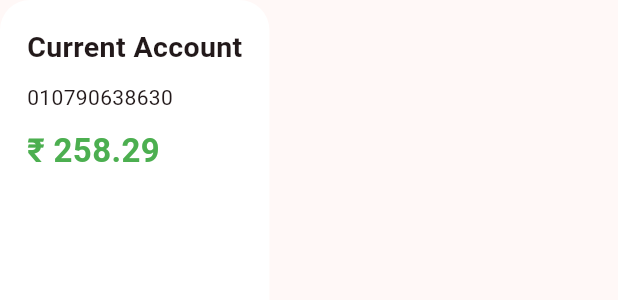
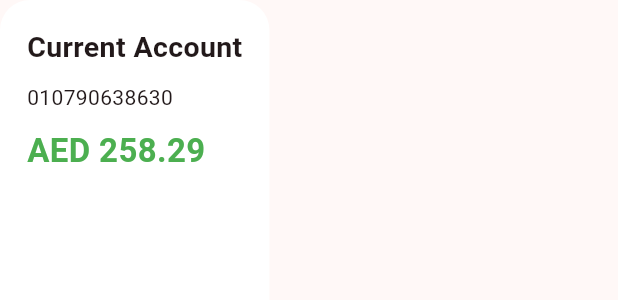
Before and after one commit to JayanthC0407/ProfinchMobileApplication_2.O, a Flutter app: the AccountCard widget shown alone on an empty page, opened directly with sample values from the repository, on a phone screen of 412 x 824 dp. Shown: the top 300 px of the screen. Run offline on Flutter 3.47's test engine with Material 3 defaults, Android fonts, the light colour scheme and no system bars; our stand-ins replace basic_utils, cookie_jar, dio, dio_cookie_manager, fl_chart, image_picker and 4 more; missing offline and left inert: dart:html, file_saver, pointycastle; accounts and stored records are empty; Roboto replaces fonts that are missing (SF Pro Display).

Commit message:
fetching currency from response

```diff
--- a/lib/core/utils/currency_formatter.dart
+++ b/lib/core/utils/currency_formatter.dart
@@ -0,0 +1,34 @@
+import 'package:intl/intl.dart';
+
+/// Small helper for rendering money consistently across the app.
+///
+/// The OBDX `demandDeposit` response gives currency as an ISO 4217 code
+/// (e.g. `GBP`, `AED`, `INR`) rather than a symbol, so we map the common
+/// ones to their symbol and fall back to showing the code itself for
+/// anything we don't recognise (safer than guessing a symbol for a
+/// currency we've never tested against).
+class CurrencyFormatter {
+  CurrencyFormatter._();
+
+  static const Map<String, String> _symbols = {
+    'INR': '\u20b9',
+    'USD': '\u0024',
+    'GBP': 'GBP',
+    'EUR': '\u20ac',
+    'AED': 'AED ',
+    'SAR': 'SAR ',
+  };
+
+  /// e.g. `format(1640000, 'GBP')` -> `\u00a3 1,640,000.00`
+  static String format(double amount, String currencyCode, {bool hideValue = false}) {
+    if (hideValue) return '${_prefix(currencyCode)}\u2022\u2022\u2022\u2022\u2022\u2022';
+    final formatted = NumberFormat('#,##0.00').format(amount);
+    return '${_prefix(currencyCode)}$formatted';
+  }
+
+  static String _prefix(String currencyCode) {
+    final code = currencyCode.trim().toUpperCase();
+    if (code.isEmpty) return '';
+    return _symbols[code] ?? '$code ';
+  }
+}
--- a/lib/features/accounts/widgets/account_card.dart
+++ b/lib/features/accounts/widgets/account_card.dart
@@ -1,22 +1,17 @@
 import 'package:flutter/material.dart';
 import 'package:profinch_mobile_application/core/constants/colors.dart';
+import 'package:profinch_mobile_application/core/utils/currency_formatter.dart';
 import 'package:profinch_mobile_application/data/models/account_model.dart';
 import 'package:profinch_mobile_application/core/constants/fonts_size.dart';
 
 class AccountCard extends StatelessWidget {
-
   final AccountModel account;
   final VoidCallback onTap;
 
-  const AccountCard({
-    super.key,
-    required this.account,
-    required this.onTap,
-  });
+  const AccountCard({super.key, required this.account, required this.onTap});
 
   @override
   Widget build(BuildContext context) {
-
     return InkWell(
       onTap: onTap,
       child: Container(
@@ -29,7 +24,6 @@ class AccountCard extends StatelessWidget {
         child: Column(
           crossAxisAlignment: CrossAxisAlignment.start,
           children: [
-
             Text(
               account.accountType,
               style: TextStyle(
@@ -40,18 +34,17 @@ class AccountCard extends StatelessWidget {
 
             const SizedBox(height: 10),
 
-            Text(
-              account.accountNumber,
-            ),
+            Text(account.accountNumber),
             const SizedBox(height: 10),
             Text(
-              "₹ ${account.availableBalance.toStringAsFixed(2)}",
+              CurrencyFormatter.format(
+                account.availableBalance,
+                account.currencyCode,
+              ),
               style: TextStyle(
                 fontWeight: FontWeight.bold,
                 fontSize: 22,
-                color: account.availableBalance < 0
-                    ? Colors.red
-                    : Colors.green,
+                color: account.availableBalance < 0 ? Colors.red : Colors.green,
               ),
             ),
           ],
--- a/lib/features/dashboard/widgets/balance_card.dart
+++ b/lib/features/dashboard/widgets/balance_card.dart
@@ -1,6 +1,7 @@
 import 'package:flutter/material.dart';
 import 'package:profinch_mobile_application/core/constants/colors.dart';
 import 'package:profinch_mobile_application/core/constants/fonts_size.dart';
+import 'package:profinch_mobile_application/core/utils/currency_formatter.dart';
 import 'package:profinch_mobile_application/core/utils/responsive_text.dart';
 import 'package:profinch_mobile_application/data/models/account_model.dart';
 
@@ -39,10 +40,10 @@ class _BalanceCardState extends State<BalanceCard> {
 
   // Different gradient per card so each account feels distinct
   static const List<List<Color>> _gradients = [
-    [Color(0xFFFFFFFF), Color(0xFFCDD3E9)],   // white → blue-grey (original)
-    [Color(0xFFE8F5E9), Color(0xFFB2DFDB)],   // light green → teal
-    [Color(0xFFFCE4EC), Color(0xFFE1BEE7)],   // light pink → purple
-    [Color(0xFFFFF8E1), Color(0xFFFFCCBC)],   // light amber → orange
+    [Color(0xFFFFFFFF), Color(0xFFCDD3E9)], // white → blue-grey (original)
+    [Color(0xFFE8F5E9), Color(0xFFB2DFDB)], // light green → teal
+    [Color(0xFFFCE4EC), Color(0xFFE1BEE7)], // light pink → purple
+    [Color(0xFFFFF8E1), Color(0xFFFFCCBC)], // light amber → orange
   ];
 
   @override
@@ -50,8 +51,9 @@ class _BalanceCardState extends State<BalanceCard> {
     super.initState();
 
     // Start on the account that was previously selected
-    _currentIndex = widget.accounts
-        .indexWhere((a) => a.id == widget.selectedAccountId);
+    _currentIndex = widget.accounts.indexWhere(
+      (a) => a.id == widget.selectedAccountId,
+    );
     if (_currentIndex < 0) _currentIndex = 0;
 
     _pageController = PageController(
@@ -66,8 +68,7 @@ class _BalanceCardState extends State<BalanceCard> {
     super.dispose();
   }
 
-  List<Color> _gradientFor(int index) =>
-      _gradients[index % _gradients.length];
+  List<Color> _gradientFor(int index) => _gradients[index % _gradients.length];
 
   @override
   Widget build(BuildContext context) {
@@ -75,7 +76,6 @@ class _BalanceCardState extends State<BalanceCard> {
 
     return Column(
       children: [
-
         // ── Swipeable cards ───────────────────────────────────
         SizedBox(
           height: 200,
@@ -115,7 +115,6 @@ class _BalanceCardState extends State<BalanceCard> {
                   child: Column(
                     crossAxisAlignment: CrossAxisAlignment.start,
                     children: [
-
                       // Top row
                       Row(
                         mainAxisAlignment: MainAxisAlignment.spaceBetween,
@@ -150,9 +149,11 @@ class _BalanceCardState extends State<BalanceCard> {
 
                       // Balance
                       Text(
-                        widget.isBalanceHidden
-                            ? '₹ ••••••'
-                            : '₹ ${account.availableBalance.toStringAsFixed(2)}',
+                        CurrencyFormatter.format(
+                          account.availableBalance,
+                          account.currencyCode,
+                          hideValue: widget.isBalanceHidden,
+                        ),
                         style: TextStyle(
                           color: const Color.fromARGB(255, 31, 4, 122),
                           fontSize: RT.fs(context, 30),
@@ -169,7 +170,8 @@ class _BalanceCardState extends State<BalanceCard> {
                             : account.accountNumber,
                         style: const TextStyle(
                           color: Color.fromARGB(179, 55, 3, 133),
-                            fontSize: 13),
+                          fontSize: 13,
+                        ),
                       ),
                     ],
                   ),
```
Lines whose indentation alone changed are shown as unchanged.
